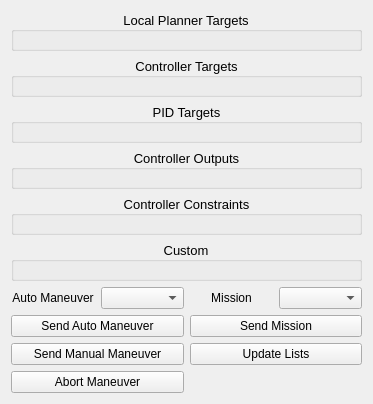
The window that src/ManeuverPlanner/WidgetManeuverPlanner.ui (theilem/uavGS) describes before a commit, drawn with Qt 5.
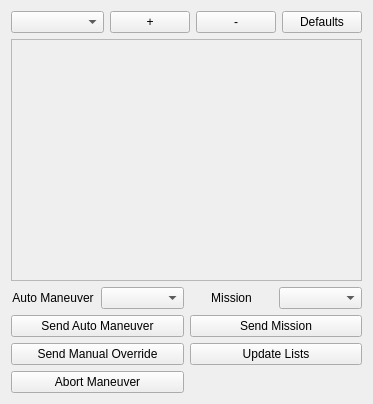
The same window after the commit.

```diff
--- a/src/ManeuverPlanner/WidgetManeuverPlanner.ui
+++ b/src/ManeuverPlanner/WidgetManeuverPlanner.ui
@@ -20,101 +20,25 @@
    <string>Form</string>
   </property>
   <layout class="QGridLayout" name="gridLayout_2">
-   <item row="0" column="0">
+   <item row="1" column="0">
     <layout class="QVBoxLayout" name="verticalLayout">
      <item>
-      <layout class="QVBoxLayout" name="verticalLayout_2">
-       <item>
-        <widget class="QGroupBox" name="localPlannerGroup">
-         <property name="font">
-          <font>
-           <pointsize>10</pointsize>
-          </font>
-         </property>
-         <property name="title">
-          <string>Local Planner Targets</string>
-         </property>
-         <property name="alignment">
-          <set>Qt::AlignCenter</set>
-         </property>
-        </widget>
-       </item>
-       <item>
-        <widget class="QGroupBox" name="controllerTargetsGroup">
-         <property name="font">
-          <font>
-           <pointsize>10</pointsize>
-          </font>
-         </property>
-         <property name="title">
-          <string>Controller Targets</string>
-         </property>
-         <property name="alignment">
-          <set>Qt::AlignCenter</set>
-         </property>
-        </widget>
-       </item>
-       <item>
-        <widget class="QGroupBox" name="pidsGroup">
-         <property name="font">
-          <font>
-           <pointsize>10</pointsize>
-          </font>
-         </property>
-         <property name="title">
-          <string>PID Targets</string>
-         </property>
-         <property name="alignment">
-          <set>Qt::AlignCenter</set>
-         </property>
-        </widget>
-       </item>
-       <item>
-        <widget class="QGroupBox" name="outputsGroup">
-         <property name="font">
-          <font>
-           <pointsize>10</pointsize>
-          </font>
-         </property>
-         <property name="title">
-          <string>Controller Outputs</string>
-         </property>
-         <property name="alignment">
-          <set>Qt::AlignCenter</set>
-         </property>
-        </widget>
-       </item>
-       <item>
-        <widget class="QGroupBox" name="constraintsGroup">
-         <property name="font">
-          <font>
-           <pointsize>10</pointsize>
-          </font>
-         </property>
-         <property name="title">
-          <string>Controller Constraints</string>
-         </property>
-         <property name="alignment">
-          <set>Qt::AlignCenter</set>
-         </property>
-        </widget>
-       </item>
-       <item>
-        <widget class="QGroupBox" name="customGroup">
-         <property name="font">
-          <font>
-           <pointsize>10</pointsize>
-          </font>
-         </property>
-         <property name="title">
-          <string>Custom</string>
-         </property>
-         <property name="alignment">
-          <set>Qt::AlignCenter</set>
-         </property>
-        </widget>
-       </item>
-      </layout>
+      <widget class="QScrollArea" name="scrollArea">
+       <property name="widgetResizable">
+        <bool>true</bool>
+       </property>
+       <widget class="QWidget" name="overrides_widget">
+        <property name="geometry">
+         <rect>
+          <x>0</x>
+          <y>0</y>
+          <width>351</width>
+          <height>221</height>
+         </rect>
+        </property>
+        <layout class="QVBoxLayout" name="overrides"/>
+       </widget>
+      </widget>
      </item>
      <item>
       <layout class="QGridLayout" name="gridLayout">
@@ -183,7 +107,7 @@
        <item row="2" column="0">
         <widget class="QPushButton" name="apply">
          <property name="text">
-          <string>Send Manual Maneuver</string>
+          <string>Send Manual Override</string>
          </property>
         </widget>
        </item>
@@ -198,6 +122,41 @@
      </item>
     </layout>
    </item>
+   <item row="0" column="0">
+    <layout class="QHBoxLayout" name="horizontalLayout_3">
+     <item>
+      <widget class="QComboBox" name="overrideList">
+       <property name="sizePolicy">
+        <sizepolicy hsizetype="MinimumExpanding" vsizetype="Fixed">
+         <horstretch>0</horstretch>
+         <verstretch>0</verstretch>
+        </sizepolicy>
+       </property>
+      </widget>
+     </item>
+     <item>
+      <widget class="QPushButton" name="addOverride">
+       <property name="text">
+        <string>+</string>
+       </property>
+      </widget>
+     </item>
+     <item>
+      <widget class="QPushButton" name="removeOverride">
+       <property name="text">
+        <string>-</string>
+       </property>
+      </widget>
+     </item>
+     <item>
+      <widget class="QPushButton" name="defaultsButton">
+       <property name="text">
+        <string>Defaults</string>
+       </property>
+      </widget>
+     </item>
+    </layout>
+   </item>
   </layout>
  </widget>
  <resources/>
```
